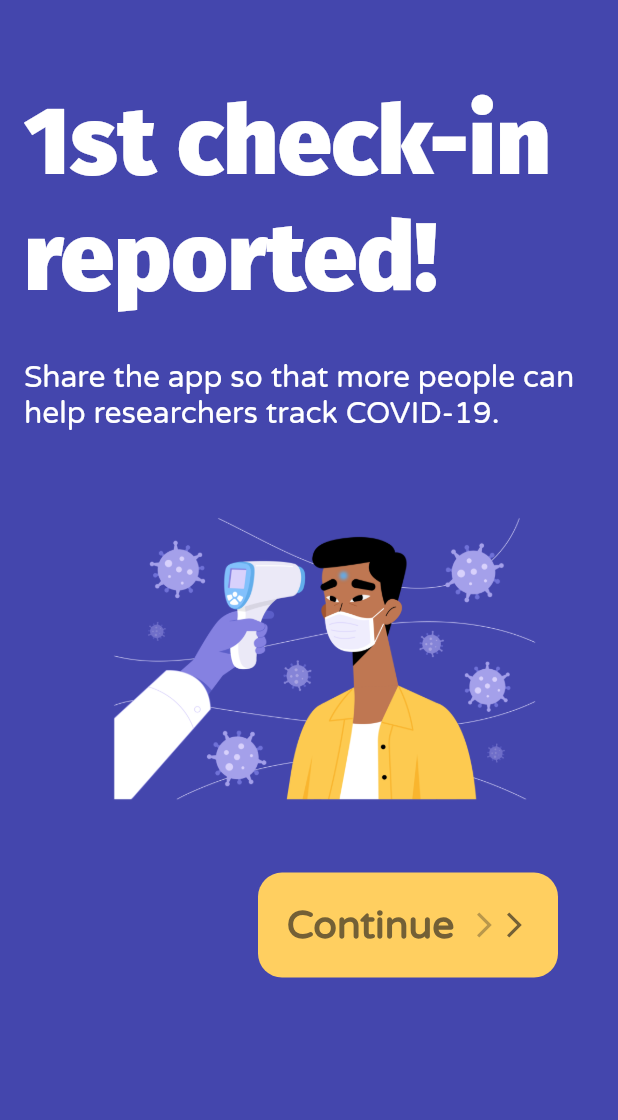
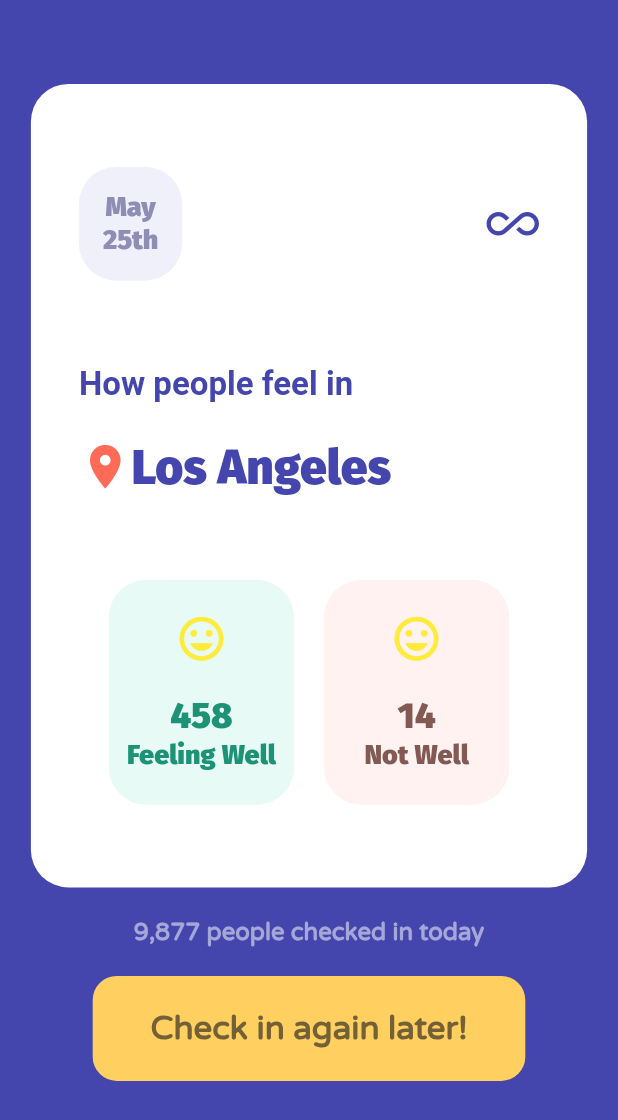
Before and after one commit to skjha98/Flutter-UI, a Flutter app: the screen it shows after launch, after a tap on "Continue", on a phone screen of 412 x 824 dp. Shown: the top 1120 px of the screen. Run offline on Flutter 3.47's test engine with Material 2 defaults, Android fonts, the phone set to English and light mode, and no system bars; project files that could hold a hidden picture were left out.

Commit message:
Added page in covid app

```diff
--- /dev/null
+++ b/lib/covid-app/covid-app1.dart
@@ -0,0 +1,213 @@
+import 'package:flutter/material.dart';
+
+class CovidAppPage1 extends StatefulWidget {
+  @override
+  _CovidAppPage1State createState() => _CovidAppPage1State();
+}
+
+class _CovidAppPage1State extends State<CovidAppPage1> {
+  @override
+  Widget build(BuildContext context) {
+    return Scaffold(
+      body: Container(
+        height: MediaQuery.of(context).size.height,
+        width: MediaQuery.of(context).size.width,
+        decoration: BoxDecoration(
+          color: Color.fromARGB(255, 68, 70, 173),
+          //borderRadius: BorderRadius.circular(25.0),
+        ),
+        padding: EdgeInsets.all(16.0),
+        child: Column(
+          mainAxisAlignment: MainAxisAlignment.start,
+          crossAxisAlignment: CrossAxisAlignment.center,
+          children: [
+            SizedBox(
+              height: 40.0,
+            ),
+            Container(
+              height: MediaQuery.of(context).size.height * 0.65,
+              width: MediaQuery.of(context).size.width * 0.9,
+              padding: EdgeInsets.all(32.0),
+              decoration: BoxDecoration(
+                color: Colors.white,
+                borderRadius: BorderRadius.circular(25.0),
+              ),
+              child: Column(
+                mainAxisAlignment: MainAxisAlignment.spaceEvenly,
+                crossAxisAlignment: CrossAxisAlignment.start,
+                children: [
+                  Row(
+                    mainAxisAlignment: MainAxisAlignment.spaceBetween,
+                    children: [
+                      Container(
+                        padding: EdgeInsets.all(16.0),
+                        decoration: BoxDecoration(
+                          color: Color.fromARGB(255, 240, 240, 250),
+                          borderRadius: BorderRadius.circular(25.0),
+                        ),
+                        child: Column(
+                          children: [
+                            Text(
+                              "May",
+                              style: TextStyle(
+                                fontFamily: "FiraSans",
+                                fontSize: 18.0,
+                                color: Color.fromARGB(255, 142, 141, 179),
+                              ),
+                            ),
+                            Text(
+                              "25th",
+                              style: TextStyle(
+                                fontFamily: "FiraSans",
+                                fontSize: 18.0,
+                                color: Color.fromARGB(255, 142, 141, 179),
+                              ),
+                            )
+                          ],
+                        ),
+                      ),
+                      Icon(
+                        Icons.all_inclusive,
+                        color: Color.fromARGB(255, 68, 70, 173),
+                        size: 35.0,
+                      )
+                    ],
+                  ),
+                  SizedBox(height: 10.0,),
+                  Text(
+                    "How people feel in",
+                    style: TextStyle(
+                      fontSize: 22.0,
+                      color: Color.fromARGB(255, 68, 70, 173),
+                      fontWeight: FontWeight.bold,
+                    ),
+                  ),
+                  Row(
+                    mainAxisAlignment: MainAxisAlignment.start,
+                    children: [
+                      Icon(
+                        Icons.location_on,
+                        size: 35.0,
+                        color: Color.fromARGB(255, 255, 107, 87),
+                      ),
+                      Text(
+                        "Los Angeles",
+                        style: TextStyle(
+                          fontFamily: "FiraSans",
+                          fontWeight: FontWeight.bold,
+                          fontSize: 32.0,
+                          color: Color.fromARGB(255, 68, 70, 173),
+                        ),
+                      ),
+                    ],
+                  ),
+                  SizedBox(height: 10.0,),
+                  Row(
+                    mainAxisAlignment: MainAxisAlignment.spaceEvenly,
+                    children: [
+                      cardIconWellnessWidget(
+                        150,
+                        MediaQuery.of(context).size.width * 0.3,
+                        Icons.insert_emoticon,
+                        458,
+                        "Feeling Well",
+                        Color.fromARGB(255, 231, 250, 246),
+                        Color.fromARGB(255, 28, 147, 119),
+                      ),
+                      cardIconWellnessWidget(
+                        150,
+                        MediaQuery.of(context).size.width * 0.3,
+                        Icons.insert_emoticon,
+                        14,
+                        "Not Well",
+                        Color.fromARGB(255, 255, 242, 241),
+                        Color.fromARGB(255, 130, 89, 83),
+                      )
+                    ],
+                  )
+                ],
+              ),
+            ),
+            SizedBox(
+              height: 20.0,
+            ),
+            Text(
+              "9,877 people checked in today",
+              style: TextStyle(
+                fontFamily: "VarelaRound",
+                fontSize: 16.0,
+                fontWeight: FontWeight.bold,
+                color: Color.fromARGB(255, 165, 167, 216),
+              ),
+            ),
+            SizedBox(
+              height: 20.0,
+            ),
+            Container(
+              height: 70.0,
+              width: MediaQuery.of(context).size.width * 0.7,
+              decoration: BoxDecoration(
+                borderRadius: BorderRadius.circular(16.0),
+                color: Color.fromARGB(255, 255, 207, 96),
+              ),
+              child: Center(
+                child: Text(
+                  "Check in again later!",
+                  style: TextStyle(
+                    fontFamily: "VarelaRound",
+                    fontSize: 22.0,
+                    fontWeight: FontWeight.bold,
+                    color: Color.fromARGB(255, 115, 96, 54),
+                  ),
+                ),
+              ),
+            )
+          ],
+        ),
+      ),
+    );
+  }
+
+  Widget cardIconWellnessWidget(double height, double width, IconData icon,
+      int value, String string, Color bgColor, Color textColor) {
+    return Container(
+      height: height,
+      width: width,
+      decoration: BoxDecoration(
+        borderRadius: BorderRadius.circular(25.0),
+        color: bgColor,
+      ),
+      child: Column(
+        mainAxisAlignment: MainAxisAlignment.center,
+        children: [
+          Icon(
+            icon,
+            color: Colors.yellow,
+            size: 35.0,
+          ),
+          SizedBox(
+            height: 20.0,
+          ),
+          Text(
+            value.toString(),
+            style: TextStyle(
+              fontFamily: "FiraSans",
+              fontWeight: FontWeight.bold,
+              fontSize: 24.0,
+              color: textColor,
+            ),
+          ),
+          Text(
+            string,
+            style: TextStyle(
+              fontFamily: "FiraSans",
+              fontWeight: FontWeight.bold,
+              fontSize: 18.0,
+              color: textColor,
+            ),
+          )
+        ],
+      ),
+    );
+  }
+}
--- a/lib/covid-app/covid_app.dart
+++ b/lib/covid-app/covid_app.dart
@@ -1,4 +1,5 @@
 import 'package:flutter/material.dart';
+import 'package:random_ui/covid-app/covid-app1.dart';
 
 class CovidApp extends StatefulWidget {
   @override
@@ -69,6 +70,7 @@ class _CovidAppState extends State<CovidApp> {
                       onTap: () {
                         setState(() {
                           tapped=tapped?false:true;
+                          Navigator.of(context).push(MaterialPageRoute(builder: (context) => CovidAppPage1()));
                         });
                       },
                       child: Container(
--- a/lib/pages.dart
+++ b/lib/pages.dart
@@ -1 +1,2 @@
 export 'covid-app/covid_app.dart';
+export 'covid-app/covid-app1.dart';
```
